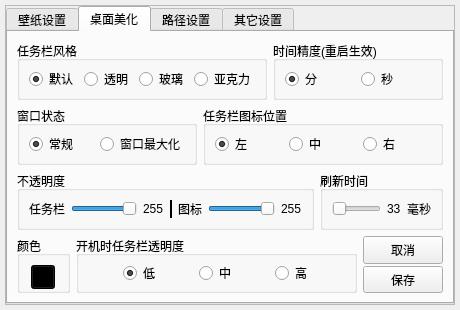
This is src/dialog.ui in yjmthu/Neobox as Qt 5 draws it before an edit. The edited form follows.
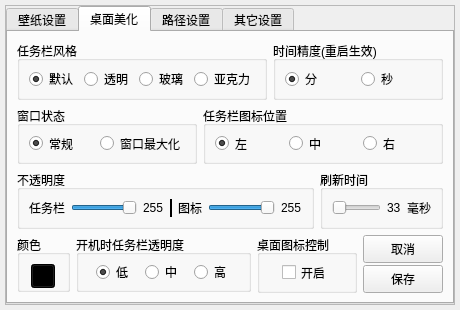
This is the edited form. The open tabs and pages were chosen to show the change. Icons and pictures are not drawn.

The edit to the form file:
```diff
--- a/src/dialog.ui
+++ b/src/dialog.ui
@@ -880,6 +880,12 @@
             </item>
             <item>
              <widget class="QGroupBox" name="groupBox_12">
+              <property name="sizePolicy">
+               <sizepolicy hsizetype="MinimumExpanding" vsizetype="Preferred">
+                <horstretch>0</horstretch>
+                <verstretch>0</verstretch>
+               </sizepolicy>
+              </property>
               <property name="maximumSize">
                <size>
                 <width>16777215</width>
@@ -893,19 +899,6 @@
                <string>开机时任务栏透明度</string>
               </property>
               <layout class="QHBoxLayout" name="horizontalLayout_19">
-               <item>
-                <spacer name="horizontalSpacer_2">
-                 <property name="orientation">
-                  <enum>Qt::Horizontal</enum>
-                 </property>
-                 <property name="sizeHint" stdset="0">
-                  <size>
-                   <width>40</width>
-                   <height>20</height>
-                  </size>
-                 </property>
-                </spacer>
-               </item>
                <item>
                 <widget class="QRadioButton" name="radioButton_11">
                  <property name="minimumSize">
@@ -931,19 +924,6 @@
                  </property>
                 </widget>
                </item>
-               <item>
-                <spacer name="horizontalSpacer_8">
-                 <property name="orientation">
-                  <enum>Qt::Horizontal</enum>
-                 </property>
-                 <property name="sizeHint" stdset="0">
-                  <size>
-                   <width>40</width>
-                   <height>20</height>
-                  </size>
-                 </property>
-                </spacer>
-               </item>
                <item>
                 <widget class="QRadioButton" name="radioButton_10">
                  <property name="minimumSize">
@@ -966,19 +946,6 @@
                  </property>
                 </widget>
                </item>
-               <item>
-                <spacer name="horizontalSpacer_7">
-                 <property name="orientation">
-                  <enum>Qt::Horizontal</enum>
-                 </property>
-                 <property name="sizeHint" stdset="0">
-                  <size>
-                   <width>40</width>
-                   <height>20</height>
-                  </size>
-                 </property>
-                </spacer>
-               </item>
                <item>
                 <widget class="QRadioButton" name="radioButton_12">
                  <property name="minimumSize">
@@ -1001,8 +968,49 @@
                  </property>
                 </widget>
                </item>
+              </layout>
+             </widget>
+            </item>
+            <item>
+             <widget class="QGroupBox" name="groupBox_22">
+              <property name="sizePolicy">
+               <sizepolicy hsizetype="MinimumExpanding" vsizetype="Preferred">
+                <horstretch>0</horstretch>
+                <verstretch>0</verstretch>
+               </sizepolicy>
+              </property>
+              <property name="maximumSize">
+               <size>
+                <width>100</width>
+                <height>16777215</height>
+               </size>
+              </property>
+              <property name="title">
+               <string>桌面图标控制</string>
+              </property>
+              <layout class="QHBoxLayout" name="horizontalLayout_31">
                <item>
-                <spacer name="horizontalSpacer_14">
+                <spacer name="horizontalSpacer">
+                 <property name="orientation">
+                  <enum>Qt::Horizontal</enum>
+                 </property>
+                 <property name="sizeHint" stdset="0">
+                  <size>
+                   <width>40</width>
+                   <height>20</height>
+                  </size>
+                 </property>
+                </spacer>
+               </item>
+               <item>
+                <widget class="QCheckBox" name="checkBox_4">
+                 <property name="text">
+                  <string>开启</string>
+                 </property>
+                </widget>
+               </item>
+               <item>
+                <spacer name="horizontalSpacer_2">
                  <property name="orientation">
                   <enum>Qt::Horizontal</enum>
                  </property>
```
Left out of the diff: 24 changed lines with no effect on the pictures.
